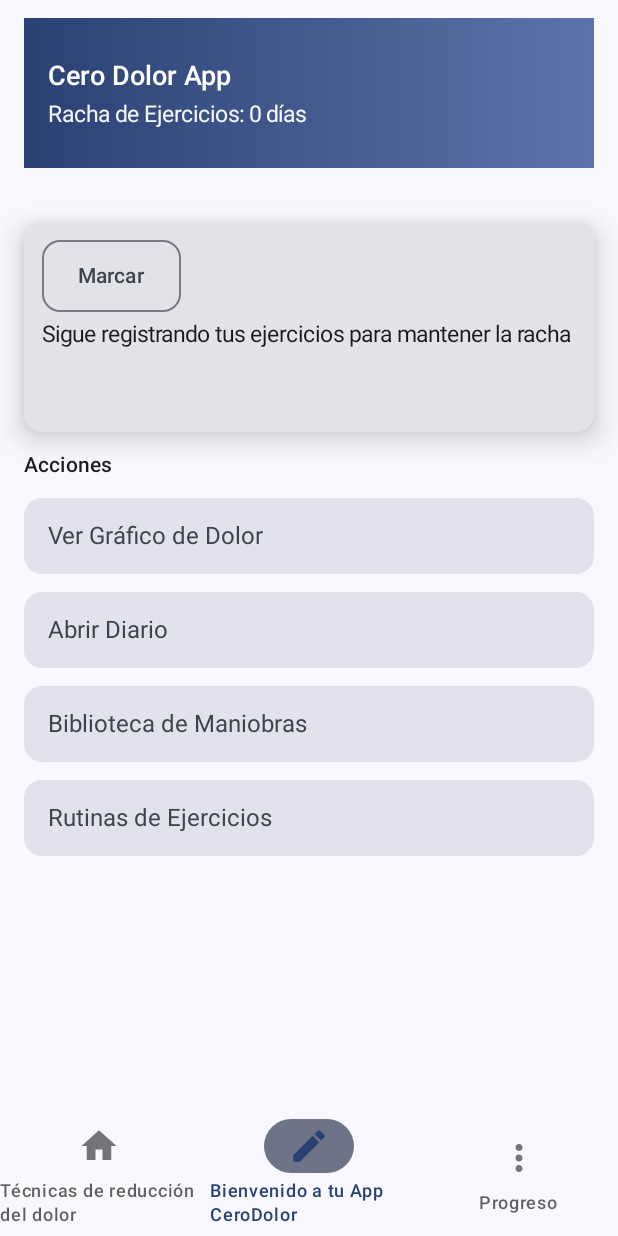
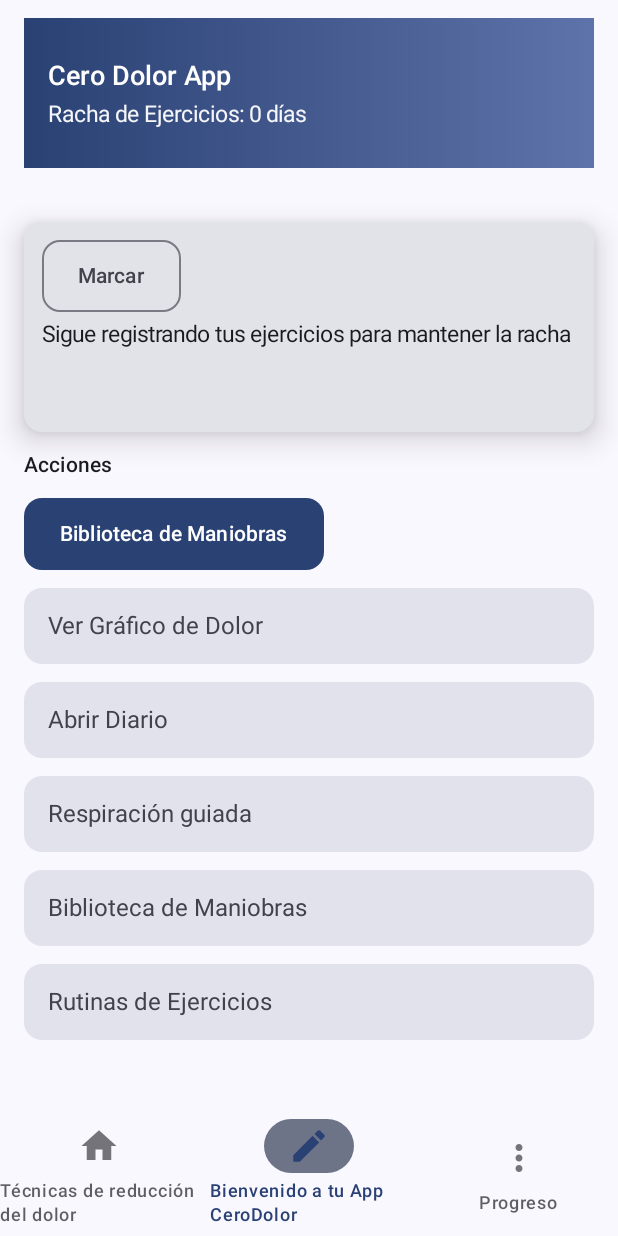
Before and after one commit to caxulex/Laboratoriodeldolor, an Android app built with Jetpack Compose: the DailyMoodScreen screen opened through its navigation route, on a phone screen of 412 x 824 dp. Run offline under Robolectric (Android 15) with nearby library versions, the phone set to English and light mode, and no system bars; 1 statement that could not run was skipped.

Commit message:
checkpoint: save work 2025-09-08

```diff
--- a/app/src/main/java/com/example/laboratoriodeldolor/DailyMoodScreen.kt
+++ b/app/src/main/java/com/example/laboratoriodeldolor/DailyMoodScreen.kt
@@ -7,6 +7,7 @@ import androidx.compose.foundation.layout.Box
 import androidx.compose.foundation.layout.Column
 import androidx.compose.foundation.layout.Row
 import androidx.compose.foundation.layout.Spacer
+import androidx.compose.foundation.layout.width
 import androidx.compose.foundation.layout.fillMaxSize
 import androidx.compose.foundation.layout.fillMaxWidth
 import androidx.compose.foundation.layout.height
@@ -26,6 +27,9 @@ import androidx.compose.ui.Alignment
 import androidx.compose.ui.Modifier
 import androidx.compose.ui.graphics.Brush
 import androidx.compose.ui.graphics.Color
+import androidx.compose.material.icons.Icons
+import androidx.compose.material.icons.filled.Whatshot
+import androidx.compose.material3.Icon
 import androidx.compose.ui.platform.LocalContext
 import androidx.compose.ui.res.stringResource
 import androidx.compose.ui.unit.dp
@@ -71,12 +75,31 @@ fun DailyMoodScreen(
                         .padding(16.dp),
                     contentAlignment = Alignment.CenterStart
                 ) {
+                    // Show title and streak text at left, fire indicator at right when in a streak
+                    val streakCount by viewModel.streak.collectAsState()
+                    val streakText = LocalContext.current.resources.getQuantityString(R.plurals.streak_display, streakCount, streakCount)
+                    Row(modifier = Modifier.fillMaxWidth(), verticalAlignment = Alignment.CenterVertically, horizontalArrangement = Arrangement.SpaceBetween) {
                         Column {
                             Text(text = stringResource(id = R.string.appbar_title), color = Color.White, style = MaterialTheme.typography.titleLarge)
                             Spacer(modifier = Modifier.size(6.dp))
-                        val streakCount by viewModel.streak.collectAsState()
-                        val streakText = LocalContext.current.resources.getQuantityString(R.plurals.streak_display, streakCount, streakCount)
                             Text(text = streakText, color = Color.White.copy(alpha = 0.95f), style = MaterialTheme.typography.bodyMedium)
+                        }
+
+                        // Fire indicator sizing rules (assumption: show when streakCount > 0)
+                        if (streakCount > 0) {
+                            val fireSize = when {
+                                streakCount == 1 -> 16.dp
+                                streakCount == 2 -> 24.dp
+                                streakCount == 3 -> 36.dp
+                                else -> 56.dp
+                            }
+                            Icon(
+                                imageVector = Icons.Filled.Whatshot,
+                                contentDescription = stringResource(id = R.string.streak_subtitle),
+                                tint = Color(0xFFFF5722),
+                                modifier = Modifier.size(fireSize)
+                            )
+                        }
                     }
                 }
             }
@@ -88,10 +111,26 @@ fun DailyMoodScreen(
                     Column(modifier = Modifier.padding(12.dp).fillMaxWidth()) {
                         Row(modifier = Modifier.fillMaxWidth(), horizontalArrangement = Arrangement.SpaceBetween, verticalAlignment = Alignment.CenterVertically) {
                             val loggedToday by viewModel.loggedToday.collectAsState()
+                            val streakCount by viewModel.streak.collectAsState()
+                            Row(verticalAlignment = Alignment.CenterVertically) {
                                 com.example.laboratoriodeldolor.ui.components.SecondaryButton(
                                     text = if (loggedToday) stringResource(id = R.string.streak_done_button) else stringResource(id = R.string.streak_mark_button),
                                     onClick = { coroutineScope.launch { viewModel.logExerciseCompleted() } }
                                 )
+
+                                // small gap between button and fire icon
+                                Spacer(modifier = Modifier.width(8.dp))
+
+                                if (streakCount > 0) {
+                                    val fireSize = when {
+                                        streakCount == 1 -> 12.dp
+                                        streakCount == 2 -> 18.dp
+                                        streakCount == 3 -> 28.dp
+                                        else -> 40.dp
+                                    }
+                                    Icon(imageVector = Icons.Filled.Whatshot, contentDescription = stringResource(id = R.string.streak_subtitle), tint = Color(0xFFFF7043), modifier = Modifier.size(fireSize))
+                                }
+                            }
                         }
 
                         Text(text = stringResource(id = R.string.streak_subtitle), style = MaterialTheme.typography.bodyMedium, modifier = Modifier.padding(top = 6.dp))
@@ -105,6 +144,12 @@ fun DailyMoodScreen(
 
             item {
                 Column(verticalArrangement = Arrangement.spacedBy(12.dp)) {
+                    // Direct action button for Techniques Library (Biblioteca de Maniobras)
+                    com.example.laboratoriodeldolor.ui.components.PrimaryButton(
+                        text = stringResource(id = R.string.techniques_library_title),
+                        onClick = { onOpenTechniquesLibrary() }
+                    )
+
                     Card(
                         modifier = Modifier.fillMaxWidth().clickable { onOpenPainChart() },
                         colors = CardDefaults.cardColors(containerColor = MaterialTheme.colorScheme.surfaceVariant)
@@ -117,6 +162,13 @@ fun DailyMoodScreen(
                         colors = CardDefaults.cardColors(containerColor = MaterialTheme.colorScheme.surfaceVariant)
                     ) {
                         Text(text = stringResource(id = R.string.open_diary_button), modifier = Modifier.padding(16.dp), style = MaterialTheme.typography.bodyLarge)
+                    }
+
+                    Card(
+                        modifier = Modifier.fillMaxWidth().clickable { onNavigateToBreath() },
+                        colors = CardDefaults.cardColors(containerColor = MaterialTheme.colorScheme.surfaceVariant)
+                    ) {
+                        Text(text = stringResource(id = R.string.breath_title), modifier = Modifier.padding(16.dp), style = MaterialTheme.typography.bodyLarge)
                     }
 
                     Card(
```
Also changed, not shown: 2 other files. Lines whose indentation alone changed are shown as unchanged.
